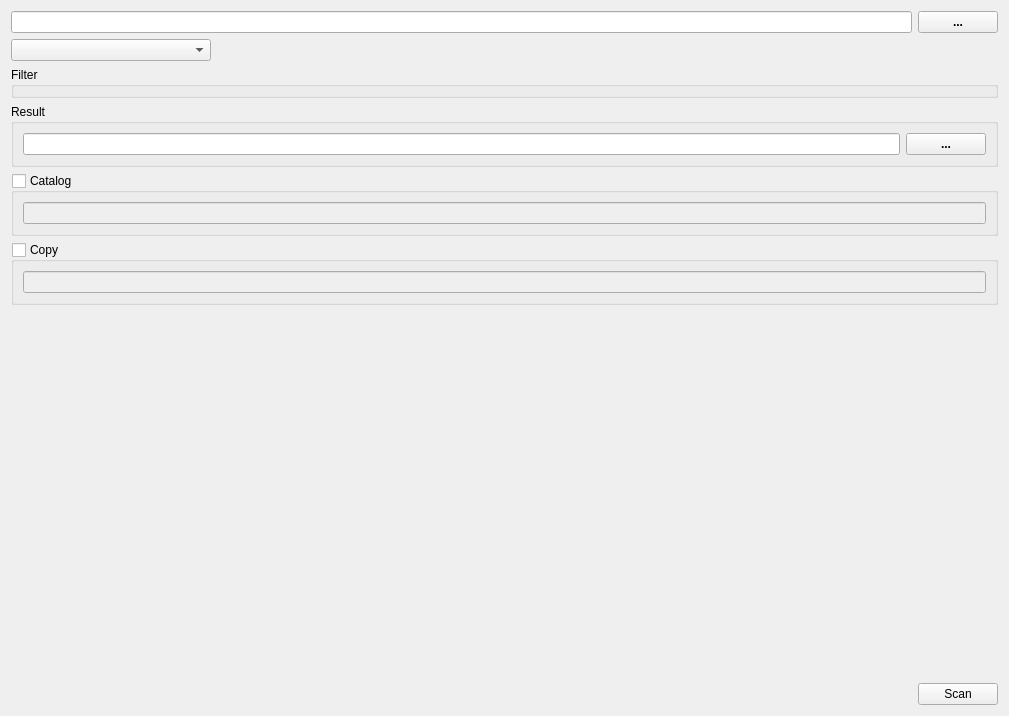
horsicq/XScanEngine, file xscansortwidget.ui: the form before one commit.
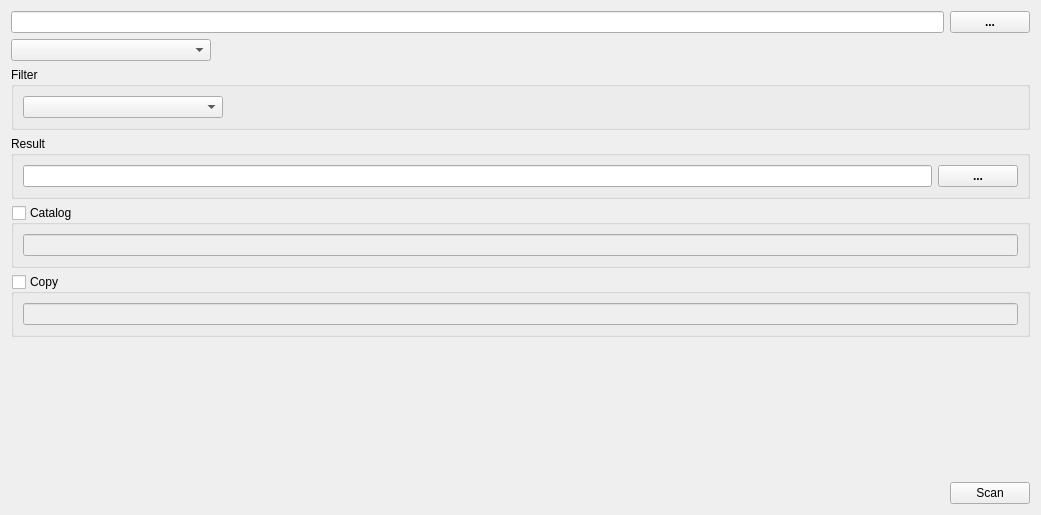
The form after the commit.

Commit message: feat(ui): resize window and add file type combo box

What changed in the file:
```diff
--- a/xscansortwidget.ui
+++ b/xscansortwidget.ui
@@ -6,8 +6,8 @@
    <rect>
     <x>0</x>
     <y>0</y>
-    <width>1009</width>
-    <height>716</height>
+    <width>1041</width>
+    <height>515</height>
    </rect>
   </property>
   <property name="windowTitle">
@@ -65,6 +65,31 @@
      <property name="title">
       <string>Filter</string>
      </property>
+     <layout class="QHBoxLayout" name="horizontalLayout_6">
+      <item>
+       <widget class="QComboBox" name="comboBoxFileType">
+        <property name="minimumSize">
+         <size>
+          <width>200</width>
+          <height>0</height>
+         </size>
+        </property>
+       </widget>
+      </item>
+      <item>
+       <spacer name="horizontalSpacer_3">
+        <property name="orientation">
+         <enum>Qt::Horizontal</enum>
+        </property>
+        <property name="sizeHint" stdset="0">
+         <size>
+          <width>40</width>
+          <height>20</height>
+         </size>
+        </property>
+       </spacer>
+      </item>
+     </layout>
     </widget>
    </item>
    <item>
```
